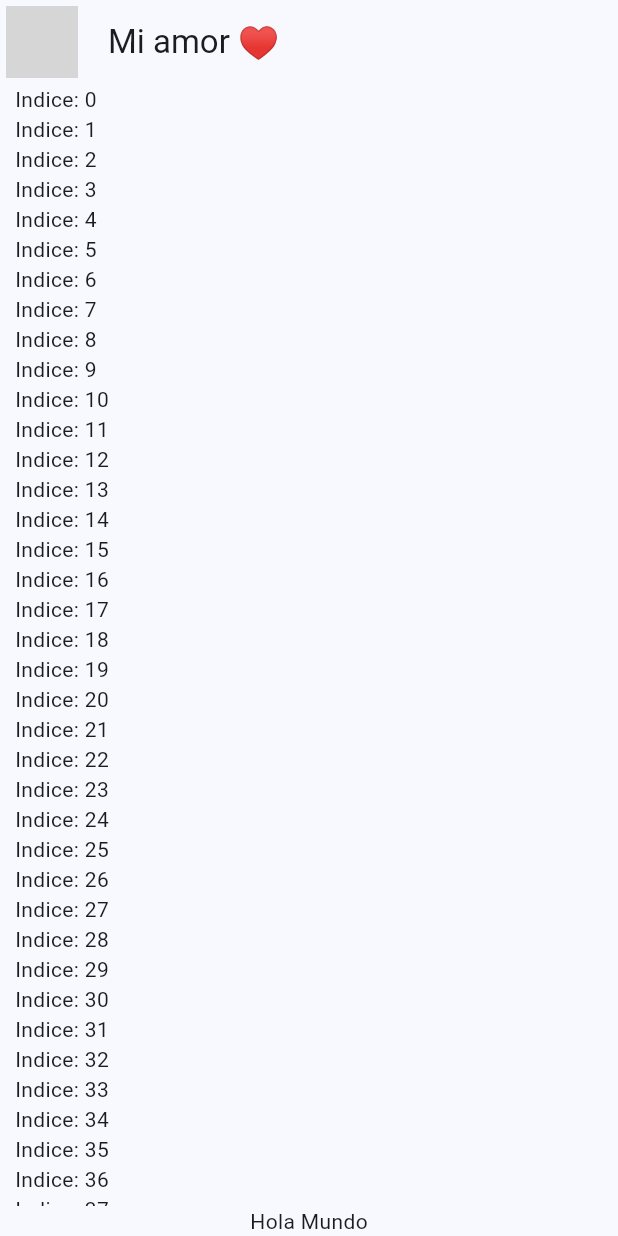
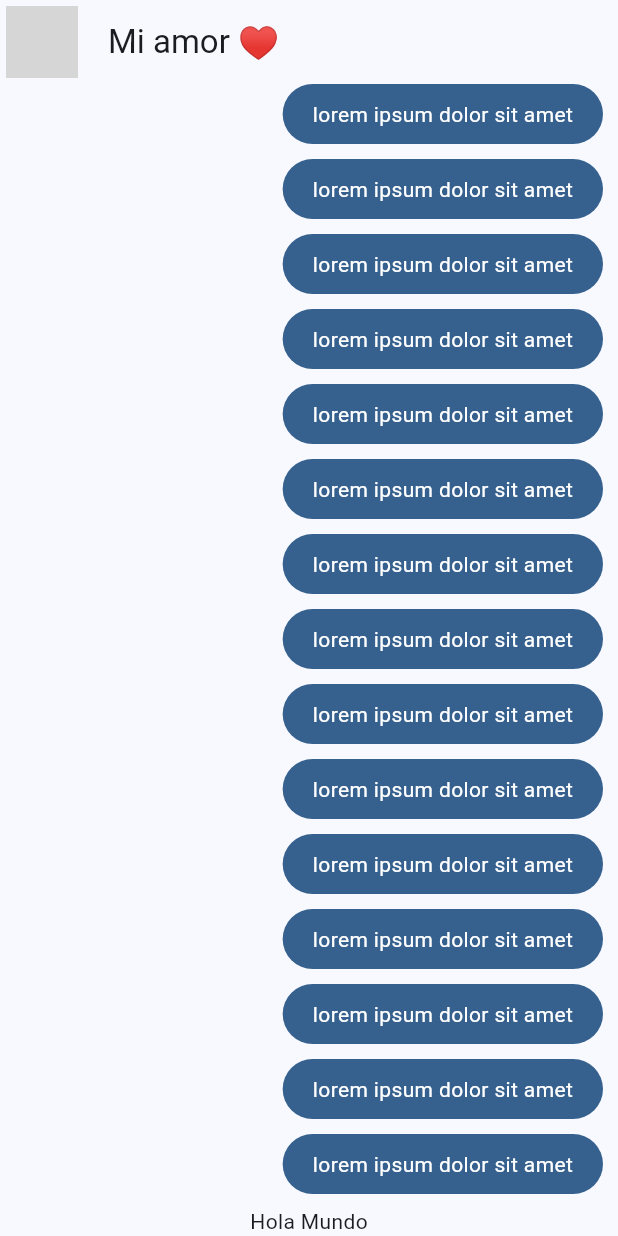
Before and after one commit to alvag/yes_no_app_flutter, a Flutter app: the screen it shows after launch, on a phone screen of 412 x 824 dp. Run offline on Flutter 3.47's test engine with Material 2 defaults, Android fonts, the phone set to English and light mode, and no system bars; network calls fail; grey boxes are pictures that could not be loaded.

Commit message:
Mis mensajes - Burbuja de chat

```diff
--- a/lib/main.dart
+++ b/lib/main.dart
@@ -1,6 +1,6 @@
 import 'package:flutter/material.dart';
 import 'package:yes_no_app/config/theme/app_theme.dart';
-import 'package:yes_no_app/presentation/chat/chat_screen.dart';
+import 'package:yes_no_app/presentation/screens/chat/chat_screen.dart';
 
 void main() => runApp(const MyApp());
 
--- a/lib/presentation/chat/chat_screen.dart
+++ b/lib/presentation/screens/chat/chat_screen.dart
@@ -1,4 +1,5 @@
 import 'package:flutter/material.dart';
+import 'package:yes_no_app/presentation/widgets/chat/my_message_bubble.dart';
 
 class ChatScreen extends StatelessWidget {
   const ChatScreen({super.key});
@@ -10,10 +11,12 @@ class ChatScreen extends StatelessWidget {
         leading: const Padding(
           padding: EdgeInsets.all(4.0),
           child: CircleAvatar(
-            backgroundImage: NetworkImage('https://www.ser.pe/wp-content/uploads/2021/10/avatar-ser.png'),
+            backgroundImage: NetworkImage(
+                'https://www.ser.pe/wp-content/uploads/2021/10/avatar-ser.png'),
           ),
         ),
         title: const Text('Mi amor ♥️'),
+        centerTitle: false,
       ),
       body: _ChatView(),
     );
@@ -21,7 +24,6 @@ class ChatScreen extends StatelessWidget {
 }
 
 class _ChatView extends StatelessWidget {
-
   @override
   Widget build(BuildContext context) {
     return SafeArea(
@@ -33,7 +35,7 @@ class _ChatView extends StatelessWidget {
               child: ListView.builder(
                 itemCount: 100,
                 itemBuilder: (context, index) {
-                  return Text('Indice: $index');
+                  return const MyMessagBubble();
                 },
               ),
             ),
--- /dev/null
+++ b/lib/presentation/widgets/chat/my_message_bubble.dart
@@ -0,0 +1,30 @@
+import 'package:flutter/material.dart';
+
+class MyMessagBubble extends StatelessWidget {
+  const MyMessagBubble({super.key});
+
+  @override
+  Widget build(BuildContext context) {
+    final colors = Theme.of(context).colorScheme;
+
+    return Column(
+      crossAxisAlignment: CrossAxisAlignment.end,
+      children: [
+        Container(
+          decoration: BoxDecoration(
+            color: colors.primary,
+            borderRadius: BorderRadius.circular(20)
+          ),
+          child: const Padding(
+            padding: EdgeInsets.symmetric(horizontal: 20, vertical: 10),
+            child: Text(
+              'lorem ipsum dolor sit amet',
+              style: TextStyle(color: Colors.white),
+            ),
+          ),
+        ),
+        const SizedBox(height: 10),
+      ],
+    );
+  }
+}
```
